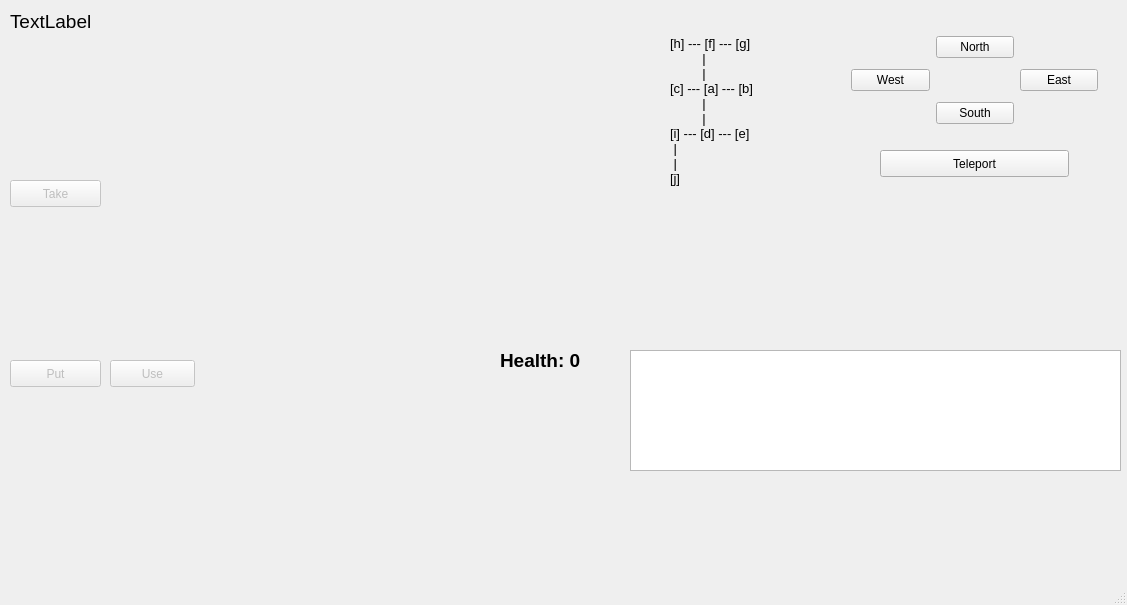
First picture: the form in mainwindow.ui, repository colmlg/ZorkProject, before the edit.
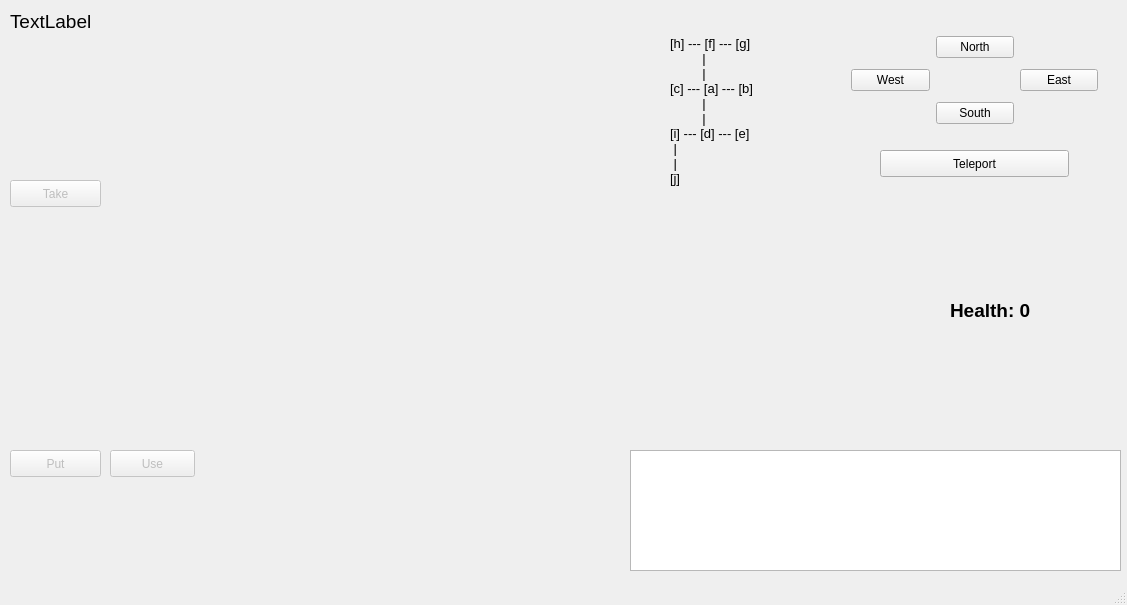
Second picture: the form after the edit.

```diff
--- a/mainwindow.ui
+++ b/mainwindow.ui
@@ -281,8 +281,8 @@
    <widget class="QWidget" name="horizontalLayoutWidget_2">
     <property name="geometry">
      <rect>
-      <x>10</x>
-      <y>390</y>
+      <x>0</x>
+      <y>490</y>
       <width>551</width>
       <height>80</height>
      </rect>
@@ -434,7 +434,7 @@
     <property name="geometry">
      <rect>
       <x>630</x>
-      <y>350</y>
+      <y>450</y>
       <width>491</width>
       <height>121</height>
      </rect>
@@ -463,7 +463,7 @@
     <property name="geometry">
      <rect>
       <x>10</x>
-      <y>360</y>
+      <y>450</y>
       <width>91</width>
       <height>27</height>
      </rect>
@@ -495,7 +495,7 @@
     <property name="geometry">
      <rect>
       <x>110</x>
-      <y>360</y>
+      <y>450</y>
       <width>85</width>
       <height>27</height>
      </rect>
@@ -507,8 +507,8 @@
    <widget class="QLabel" name="healthLabel">
     <property name="geometry">
      <rect>
-      <x>500</x>
-      <y>350</y>
+      <x>950</x>
+      <y>300</y>
       <width>121</width>
       <height>20</height>
      </rect>
```
Left out of the diff: 37 changed lines with no effect on the pictures.
